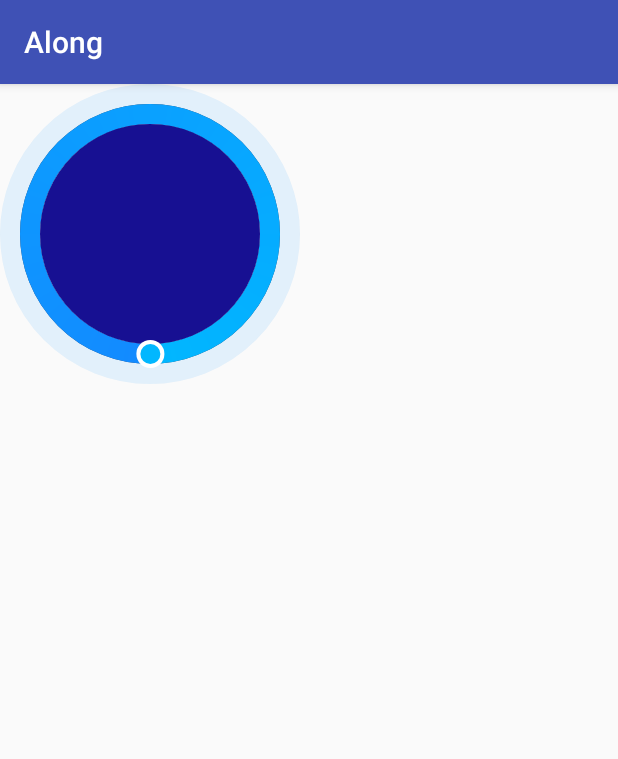
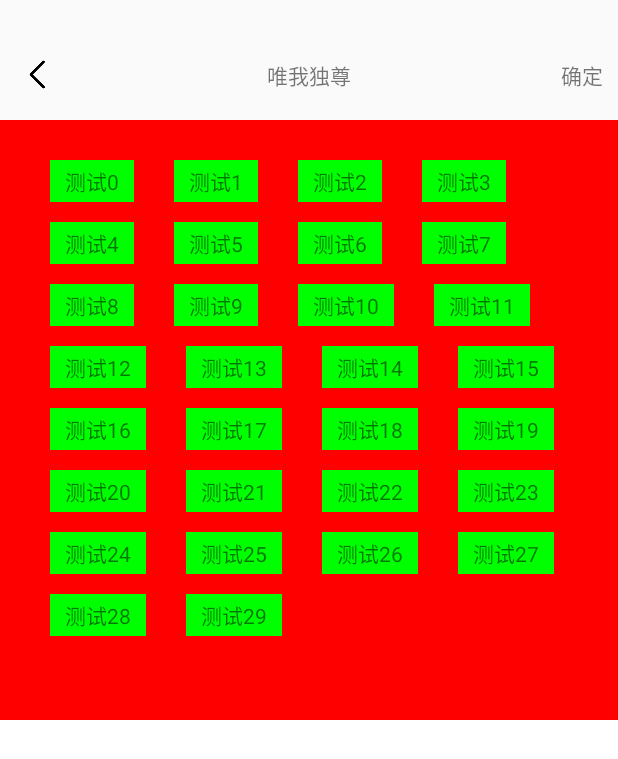
Before and after one commit to Along-PC/Green, an Android app: the screen it shows after launch (SecondActivity before the commit, MainActivity after it), on a phone screen of 412 x 824 dp. Shown: the top 759 px of the screen. Run offline under Robolectric (Android 15) with nearby library versions, the phone set to English and light mode, and no system bars; libraries missing offline, so code that uses them is left out: com.antfortune.freeline, com.orhanobut.logger; 3 statements that could not run were skipped.

Commit message:
1.调整项目结构 2.创建activity基类 3.添加freeline快速编译

```diff
--- a/app/src/main/java/com/example/along/SecondActivity.java
+++ /dev/null
@@ -1,17 +0,0 @@
-package com.example.along;
-
-import android.support.v7.app.AppCompatActivity;
-import android.os.Bundle;
-
-public class SecondActivity extends AppCompatActivity {
-    private RingView mRingActivitySecond;
-
-
-    @Override
-    protected void onCreate(Bundle savedInstanceState) {
-        super.onCreate(savedInstanceState);
-        setContentView(R.layout.activity_second);
-        mRingActivitySecond = (RingView) findViewById(R.id.ring_activity_second);
-        mRingActivitySecond.startAnim();
-    }
-}
--- /dev/null
+++ b/app/src/main/java/com/example/along/base/BaseActivity.java
@@ -0,0 +1,72 @@
+package com.example.along.base;
+
+import android.app.Activity;
+import android.os.Bundle;
+import android.view.LayoutInflater;
+import android.view.View;
+import android.view.ViewGroup;
+import android.view.Window;
+import android.view.WindowManager;
+import android.widget.ImageView;
+import android.widget.LinearLayout;
+import android.widget.TextView;
+
+import com.example.along.R;
+
+public abstract class BaseActivity extends Activity {
+
+    private LayoutInflater mLayoutInflater;
+
+    //标题栏控件
+    private ImageView mImgReturn;
+    private TextView mTvTitle;
+    private TextView mTvCertain;
+
+    @Override
+    protected void onCreate(Bundle savedInstanceState) {
+        //去除系统标题栏
+        this.requestWindowFeature(Window.FEATURE_NO_TITLE);
+        super.onCreate(savedInstanceState);
+        //沉浸式
+        getWindow().addFlags(WindowManager.LayoutParams.FLAG_TRANSLUCENT_NAVIGATION);
+        getWindow().addFlags(WindowManager.LayoutParams.FLAG_TRANSLUCENT_STATUS);
+
+        mLayoutInflater = this.getLayoutInflater();
+
+        //模板模式完成初始化
+        if (isNeedTitle()) {
+            LinearLayout linearLayout=new LinearLayout(this);
+            LinearLayout.LayoutParams layoutParams = new LinearLayout.LayoutParams(ViewGroup.LayoutParams.MATCH_PARENT, ViewGroup.LayoutParams.MATCH_PARENT);
+            linearLayout.setOrientation(LinearLayout.VERTICAL);
+            linearLayout.setLayoutParams(layoutParams);
+            View inflateTitle = mLayoutInflater.inflate(R.layout.title_top, linearLayout, false);
+            mImgReturn = (ImageView) inflateTitle.findViewById(R.id.img_return);
+            mTvTitle = (TextView) inflateTitle.findViewById(R.id.tv_title);
+            mTvCertain = (TextView) inflateTitle.findViewById(R.id.tv_certain);
+            View inflateContent = mLayoutInflater.inflate(getRootView(), linearLayout, false);
+            initView(inflateContent);
+            linearLayout.addView(inflateTitle);
+            linearLayout.addView(inflateContent);
+            setContentView(linearLayout);
+        }else{
+            setContentView(getRootView());
+        }
+
+        initData();
+
+    }
+
+    //初始化控件
+    public abstract void initView(View view);
+
+    //初始化数据
+    public abstract void initData();
+
+    //获取页面布局
+    public abstract int getRootView();
+
+    //是否需要头部标题
+    public boolean isNeedTitle(){
+        return true;
+    }
+}
--- a/app/src/main/java/com/example/along/BaseApplication.java
+++ b/app/src/main/java/com/example/along/base/BaseApplication.java
@@ -1,7 +1,8 @@
-package com.example.along;
+package com.example.along.base;
 
 import android.app.Application;
 
+import com.antfortune.freeline.FreelineCore;
 import com.orhanobut.logger.AndroidLogAdapter;
 import com.orhanobut.logger.FormatStrategy;
 import com.orhanobut.logger.Logger;
@@ -17,6 +18,7 @@ public class BaseApplication extends Application {
     @Override
     public void onCreate() {
         super.onCreate();
+        FreelineCore.init(this);
         FormatStrategy formatStrategy = PrettyFormatStrategy.newBuilder()
                 .showThreadInfo(false)  // (Optional) Whether to show thread info or not. Default true
                 .methodCount(0)         // (Optional) How many method line to show. Default 2
@@ -27,4 +29,5 @@ public class BaseApplication extends Application {
 
         Logger.addLogAdapter(new AndroidLogAdapter(formatStrategy));
     }
+
 }
--- a/app/src/main/java/com/example/along/MainActivity.java
+++ b/app/src/main/java/com/example/along/components/activities/MainActivity.java
@@ -1,23 +1,24 @@
-package com.example.along;
+package com.example.along.components.activities;
 
 import android.graphics.Color;
-import android.support.v7.app.AppCompatActivity;
-import android.os.Bundle;
+import android.view.View;
 import android.view.ViewGroup;
 import android.widget.TextView;
 
-import com.orhanobut.logger.Logger;
+import com.example.along.R;
+import com.example.along.base.BaseActivity;
+import com.example.along.views.FlowLayout;
 
-public class MainActivity extends AppCompatActivity {
+public class MainActivity extends BaseActivity {
     private FlowLayout mFlowActivityMain;
 
     @Override
-    protected void onCreate(Bundle savedInstanceState) {
-        super.onCreate(savedInstanceState);
-        setContentView(R.layout.activity_main);
+    public void initView(View view) {
+        mFlowActivityMain = (FlowLayout) view.findViewById(R.id.flow_activity_main);
+    }
 
-        mFlowActivityMain = (FlowLayout) findViewById(R.id.flow_activity_main);
-
+    @Override
+    public void initData() {
         for (int i = 0; i < 30; i++) {
             TextView textView = new TextView(this);
             ViewGroup.MarginLayoutParams marginLayoutParams = new ViewGroup.MarginLayoutParams(ViewGroup.LayoutParams.WRAP_CONTENT, ViewGroup.LayoutParams.WRAP_CONTENT);
@@ -30,4 +31,9 @@ public class MainActivity extends AppCompatActivity {
         }
     }
 
+    @Override
+    public int getRootView() {
+        return R.layout.activity_main;
+    }
+
 }
--- a/app/src/main/java/com/example/along/FlowLayout.java
+++ b/app/src/main/java/com/example/along/views/FlowLayout.java
@@ -1,4 +1,4 @@
-package com.example.along;
+package com.example.along.views;
 
 import android.content.Context;
 import android.util.AttributeSet;
--- a/app/src/main/java/com/example/along/RingView.java
+++ b/app/src/main/java/com/example/along/views/RingView.java
@@ -1,4 +1,4 @@
-package com.example.along;
+package com.example.along.views;
 
 import android.animation.ValueAnimator;
 import android.content.Context;
@@ -107,7 +107,7 @@ public class RingView extends View {
     protected void onDraw(Canvas canvas) {
         canvas.save();
 //        canvas.translate(getMeasuredWidth()/2,getMeasuredWidth()/2); //将坐标中心平移到要围绕的坐标点x,y
-        canvas.rotate(90,getMeasuredWidth()/2,getMeasuredWidth()/2);
+        canvas.rotate(89,getMeasuredWidth()/2,getMeasuredWidth()/2);
 
         initPaint();
 
--- a/app/src/main/res/layout/activity_main.xml
+++ b/app/src/main/res/layout/activity_main.xml
@@ -5,17 +5,18 @@
     xmlns:tools="http://schemas.android.com/tools"
     android:orientation="vertical"
     android:layout_width="match_parent"
+    android:background="#ffffff"
     android:layout_height="match_parent"
-    tools:context="com.example.along.MainActivity">
+    tools:context="com.example.along.components.activities.MainActivity">
 
-    <com.example.along.FlowLayout
+    <com.example.along.views.FlowLayout
         android:background="#ff0000"
         android:padding="20dp"
         android:id="@+id/flow_activity_main"
         android:layout_width="match_parent"
         android:layout_height="400dp">
 
-    </com.example.along.FlowLayout>
+    </com.example.along.views.FlowLayout>
 
 
 </LinearLayout>
--- a/app/src/main/res/layout/activity_second.xml
+++ /dev/null
@@ -1,16 +0,0 @@
-<?xml version="1.0" encoding="utf-8"?>
-<LinearLayout
-    xmlns:android="http://schemas.android.com/apk/res/android"
-    xmlns:app="http://schemas.android.com/apk/res-auto"
-    xmlns:tools="http://schemas.android.com/tools"
-    android:orientation="vertical"
-    android:layout_width="match_parent"
-    android:layout_height="match_parent"
-    tools:context="com.example.along.SecondActivity">
-
-    <com.example.along.RingView
-        android:id="@+id/ring_activity_second"
-        android:layout_width="200dp"
-        android:layout_height="200dp" />
-
-</LinearLayout>
--- /dev/null
+++ b/app/src/main/res/layout/title_top.xml
@@ -0,0 +1,32 @@
+<?xml version="1.0" encoding="utf-8"?>
+<RelativeLayout
+    xmlns:android="http://schemas.android.com/apk/res/android"
+    android:layout_width="match_parent"
+    android:layout_marginTop="@dimen/size_20"
+    android:layout_height="@dimen/size_60">
+
+    <ImageView
+        android:id="@+id/img_return"
+        android:layout_centerVertical="true"
+        android:layout_marginLeft="@dimen/size_10"
+        android:background="@drawable/icon_return"
+        android:layout_width="@dimen/size_30"
+        android:layout_height="@dimen/size_30" />
+
+    <TextView
+        android:id="@+id/tv_title"
+        android:text="唯我独尊"
+        android:layout_centerInParent="true"
+        android:layout_width="wrap_content"
+        android:layout_height="wrap_content" />
+
+    <TextView
+        android:id="@+id/tv_certain"
+        android:text="确定"
+        android:layout_alignParentRight="true"
+        android:layout_centerVertical="true"
+        android:layout_marginRight="@dimen/size_10"
+        android:layout_width="wrap_content"
+        android:layout_height="wrap_content" />
+
+</RelativeLayout>
--- /dev/null
+++ b/app/src/main/res/values/dimens.xml
@@ -0,0 +1,13 @@
+<?xml version="1.0" encoding="utf-8"?>
+<resources>
+
+    <dimen name="size_200">200dp</dimen>
+    <dimen name="size_60">60dp</dimen>
+    <dimen name="size_10">10dp</dimen>
+    <dimen name="size_30">30dp</dimen>
+    <dimen name="size_50">50dp</dimen>
+    <dimen name="size_20">20dp</dimen>
+    <dimen name="size_70">70dp</dimen>
+
+
+</resources>
--- a/build.gradle
+++ b/build.gradle
@@ -9,7 +9,7 @@ buildscript {
     dependencies {
         classpath 'com.android.tools.build:gradle:3.0.0'
 
-
+        classpath 'com.antfortune.freeline:gradle:0.8.8'
         // NOTE: Do not place your application dependencies here; they belong
         // in the individual module build.gradle files
     }
--- a/gradle.properties
+++ b/gradle.properties
@@ -18,3 +18,5 @@ org.gradle.daemon=true
 org.gradle.jvmargs=-Xmx2048m -XX:MaxPermSize=512m -XX:+HeapDumpOnOutOfMemoryError -Dfile.encoding=UTF-8
 org.gradle.parallel=true
 org.gradle.configureondemand=true
+
+android.enableAapt2=false
```
Also changed, not shown: app/build.gradle (+7 -1 lines), app/src/main/AndroidManifest.xml (+6 -11 lines), app/src/main/java/com/example/along/TestActivity.java (deleted, +0 -15 lines), app/src/main/java/com/example/along/refresh/PullToRefreshLayout.java (deleted, +0 -30 lines), app/src/main/res/layout/activity_test.xml (deleted, +0 -16 lines), app/src/main/res/layout/swipe_refresh_footer.xml (deleted, +0 -14 lines), app/src/main/res/layout/swipe_refresh_header.xml (deleted, +0 -24 lines), app/src/main/res/drawable/icon_return.png (added).
